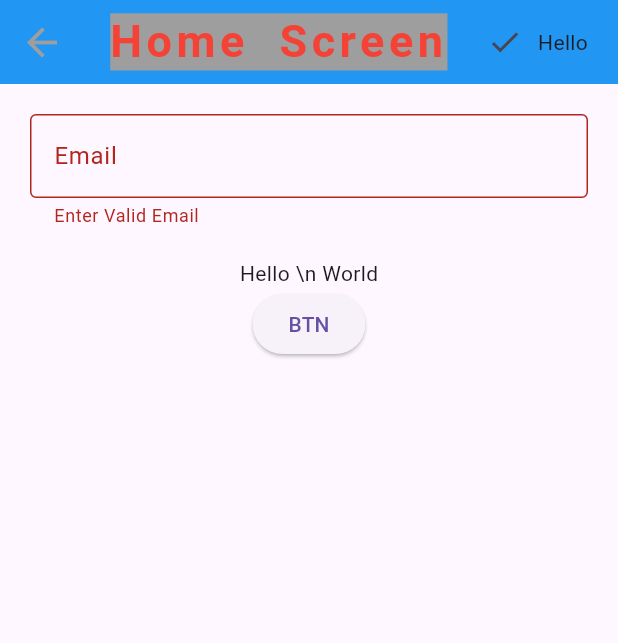
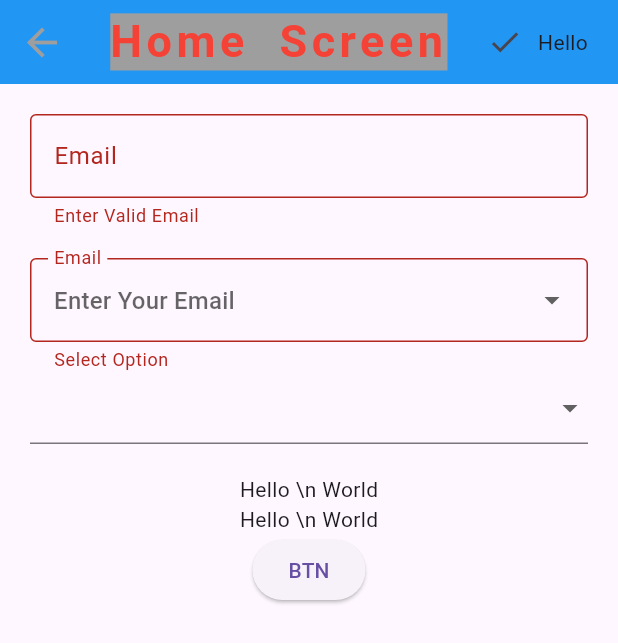
Before and after one commit to a-saber/nti7_flutter, a Flutter app: the screen it shows after launch, after a tap on "BTN", on a phone screen of 412 x 824 dp. Shown: the top 643 px of the screen. Run offline on Flutter 3.47's test engine with Material 3 defaults, Android fonts, the phone set to English and light mode, and no system bars.

Commit message:
drop down

```diff
--- a/lib/main.dart
+++ b/lib/main.dart
@@ -19,31 +19,31 @@ class MyApp extends StatelessWidget {
 }
 
 class HomeScreen extends StatelessWidget {
-
   TextEditingController controller = TextEditingController();
   var formKey = GlobalKey<FormState>();
+  List<String> countries = ['Egypt', 'KSA', 'USA', 'UAE', 'Jordan'];
   @override
   Widget build(BuildContext context) {
     return Scaffold(
       appBar: AppBar(
         backgroundColor: Colors.blue,
-        leading: Icon(
-            Icons.arrow_back,
-            size: 30,
-            color: Colors.grey
-        ),
-        title: Text('Home Screen', style: TextStyle(
+        leading: Icon(Icons.arrow_back, size: 30, color: Colors.grey),
+        title: Text(
+          'Home Screen',
+          style: TextStyle(
             color: Colors.red,
             backgroundColor: Colors.grey,
-          fontSize: 30, fontWeight: FontWeight.bold,
+            fontSize: 30,
+            fontWeight: FontWeight.bold,
             wordSpacing: 10,
-          letterSpacing: 3
-        ),),
+            letterSpacing: 3,
+          ),
+        ),
         actions: [
           Icon(Icons.check),
-          SizedBox(width: 10,),
+          SizedBox(width: 10),
           Text('Hello'),
-          SizedBox(width: 20,)
+          SizedBox(width: 20),
         ],
       ),
       body: Padding(
@@ -53,7 +53,8 @@ class HomeScreen extends StatelessWidget {
           child: Column(
             children: [
               TextFormField(
-                validator: (String? value){
+                autovalidateMode: AutovalidateMode.onUserInteraction,
+                validator: (String? value) {
                   // if(value?.contains('@')== false){
                   //   return 'Enter Valid Email';
                   // }
@@ -61,8 +62,10 @@ class HomeScreen extends StatelessWidget {
 
                   //  Regex
                   // ahmed@gmail.com
-                  var emailSimpleRegex = RegExp(r"^[a-zA-Z0-9.a-zA-Z0-9]+@+[a-zA-Z0-9]+\.[a-zA-Z]{2}");
-                  if(!emailSimpleRegex.hasMatch(value??'')){
+                  var emailSimpleRegex = RegExp(
+                    r"^[a-zA-Z0-9.a-zA-Z0-9]+@+[a-zA-Z0-9]+\.[a-zA-Z]{2}",
+                  );
+                  if (!emailSimpleRegex.hasMatch(value ?? '')) {
                     return 'Enter Valid Email';
                   }
                   return null;
@@ -74,16 +77,12 @@ class HomeScreen extends StatelessWidget {
                   border: OutlineInputBorder(),
                   focusedBorder: OutlineInputBorder(
                     borderRadius: BorderRadius.circular(20),
-                    borderSide: BorderSide(
-                      color: Colors.green
-                    )
+                    borderSide: BorderSide(color: Colors.green),
                   ),
                   disabledBorder: OutlineInputBorder(
                     borderRadius: BorderRadius.circular(20),
-                    borderSide: BorderSide(
-                        color: Colors.grey
-                    )
-                  )
+                    borderSide: BorderSide(color: Colors.grey),
+                  ),
                 ),
                 // enabled: false,
                 // readOnly: true,
@@ -95,29 +94,86 @@ class HomeScreen extends StatelessWidget {
                 //     lastDate: DateTime.now().add(Duration(days: 365)),
                 //   );
                 // },
-                onChanged: (String? value){
+                onChanged: (String? value) {
                   print(value);
                 },
-
               ),
 
-              SizedBox(
-                height: 20,
+              SizedBox(height: 20),
+              DropdownButtonFormField<int>(
+                items: [
+                  DropdownMenuItem(
+                    value: 1,
+                    child: Row(
+                      children: [
+                        Icon(Icons.home),
+                        SizedBox(width: 10),
+                        Text('E'),
+                      ],
                     ),
-              Text(r'Hello \n World'),
+                  ),
+                  DropdownMenuItem(
+                    value: 2,
+                    child: Row(
+                      children: [
+                        Icon(Icons.person),
+                        SizedBox(width: 10),
+                        Text('Profile'),
+                      ],
+                    ),
+                  ),
+                ],
+                onChanged: (int? value){
+                  print('Selected Value: $value');
+                },
+                validator: (int? value){
+                  if(value == null){
+                    return 'Select Option';
+                  }
+                  return null;
+                },
+                decoration: InputDecoration(
+                  labelText: 'Email',
+                  hintText: 'Enter Your Email',
+                  border: OutlineInputBorder(),
+                  focusedBorder: OutlineInputBorder(
+                    borderRadius: BorderRadius.circular(20),
+                    borderSide: BorderSide(color: Colors.green),
+                  ),
+                  disabledBorder: OutlineInputBorder(
+                    borderRadius: BorderRadius.circular(20),
+                    borderSide: BorderSide(color: Colors.grey),
+                  ),
+                ),
+              ),
 
-              ElevatedButton(onPressed: (){
+              DropdownButtonFormField<String>(
+                items: countries.map((String oldElement)=>
+                    DropdownMenuItem(value: oldElement,child: Text(oldElement),)
+                ).toList(),
+                  onChanged: (value){
+                  print(value);
+                  }),
+
+              SizedBox(height: 20),
+              GestureDetector(onTap: () {}, child: Text(r'Hello \n World')),
+              InkWell(onTap: () {}, child: Text(r'Hello \n World')),
+
+              ElevatedButton(
+                onPressed: () {
                   // print(controller.text);
-                if(formKey.currentState?.validate() == true){
+                  if (formKey.currentState?.validate() == true) {
                     // call api();
                     print('Validated true');
                     print(controller.text);
                   }
-              }, child: Text('BTN'))
+                },
+                child: Text('BTN'),
+              ),
             ],
           ),
         ),
-      )
+      ),
     );
   }
 }
```
Lines whose indentation alone changed are shown as unchanged.
